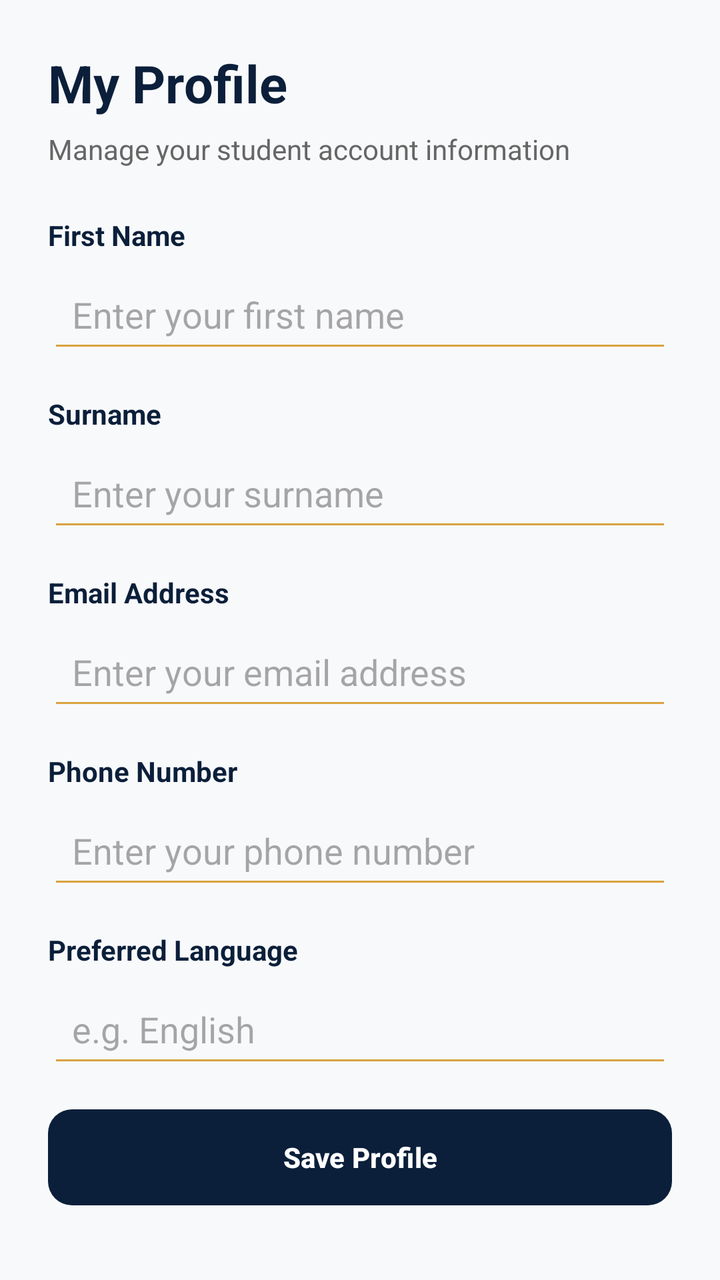
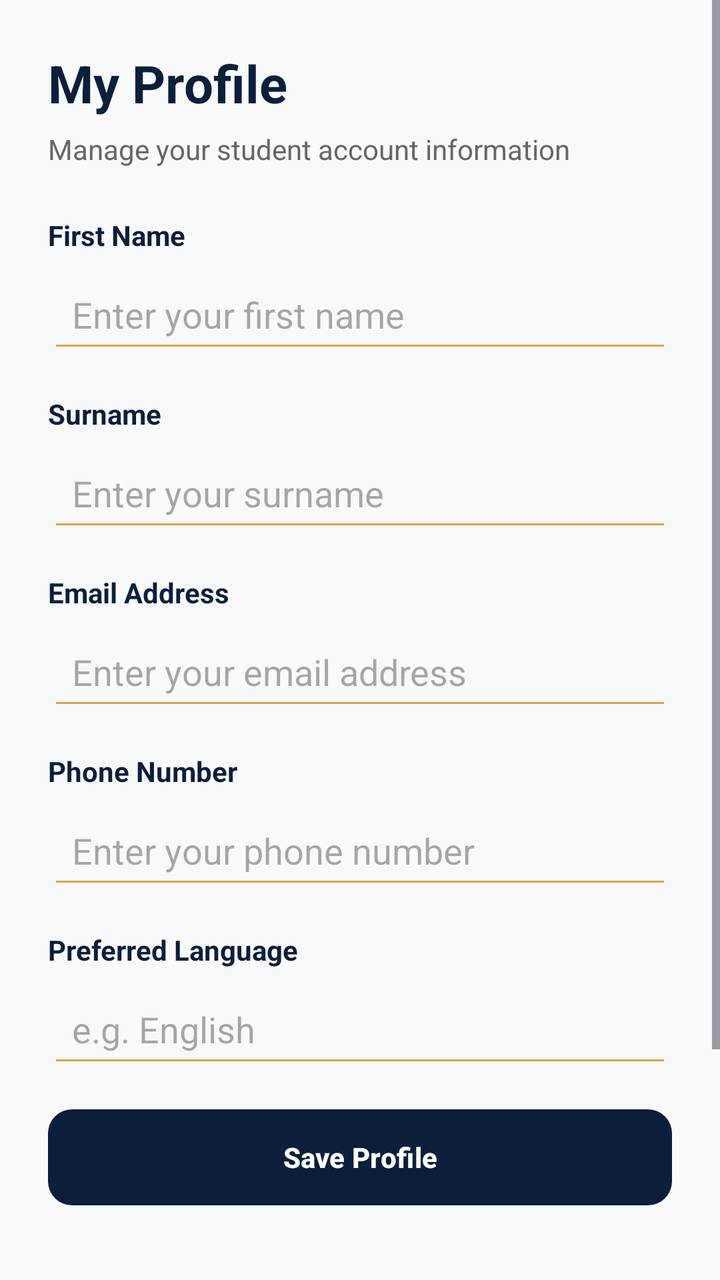

The first picture is an Android layout as it rendered before a commit; the second is the same layout after the commit. The layout source and the unified diff follow.
<!-- AndroidManifest.xml: application theme Theme.ChommieHub -->
<!-- res/layout/fragment_student_profile.xml -->
<?xml version="1.0" encoding="utf-8"?>
<ScrollView xmlns:android="http://schemas.android.com/apk/res/android"
    xmlns:app="http://schemas.android.com/apk/res-auto"
    android:layout_width="match_parent"
    android:layout_height="match_parent"
    android:fillViewport="true"
    android:background="#F8F9FB">

    <LinearLayout
        android:layout_width="match_parent"
        android:layout_height="wrap_content"
        android:orientation="vertical"
        android:padding="24dp">

        <TextView
            android:layout_width="wrap_content"
            android:layout_height="wrap_content"
            android:text="My Profile"
            android:textColor="#0B1F3A"
            android:textSize="26sp"
            android:textStyle="bold"
            android:layout_marginBottom="6dp" />

        <TextView
            android:layout_width="wrap_content"
            android:layout_height="wrap_content"
            android:text="Manage your student account information"
            android:textColor="#666666"
            android:textSize="14sp"
            android:layout_marginBottom="24dp" />

        <ProgressBar
            android:id="@+id/progressProfile"
            android:layout_width="wrap_content"
            android:layout_height="wrap_content"
            android:layout_gravity="center_horizontal"
            android:visibility="gone"
            android:layout_marginTop="30dp"
            android:layout_marginBottom="20dp" />

        <TextView
            android:id="@+id/tvProfileError"
            android:layout_width="match_parent"
            android:layout_height="wrap_content"
            android:textColor="#B00020"
            android:textSize="14sp"
            android:visibility="gone"
            android:layout_marginBottom="12dp" />

        <com.google.android.material.button.MaterialButton
            android:id="@+id/btnProfileRetry"
            android:layout_width="match_parent"
            android:layout_height="wrap_content"
            android:text="Retry"
            android:visibility="gone"
            android:layout_marginBottom="16dp"
            app:backgroundTint="#D9A441" />

        <LinearLayout
            android:id="@+id/profileFormContainer"
            android:layout_width="match_parent"
            android:layout_height="wrap_content"
            android:orientation="vertical">

            <TextView
                android:layout_width="wrap_content"
                android:layout_height="wrap_content"
                android:text="First Name"
                android:textColor="#0B1F3A"
                android:textStyle="bold"
                android:layout_marginBottom="6dp" />

            <EditText
                android:id="@+id/etProfileName"
                android:layout_width="match_parent"
                android:layout_height="wrap_content"
                android:hint="Enter your first name"
                android:inputType="textPersonName"
                android:minHeight="48dp"
                android:padding="12dp"
                android:backgroundTint="#D9A441"
                android:layout_marginBottom="16dp" />

            <TextView
                android:layout_width="wrap_content"
                android:layout_height="wrap_content"
                android:text="Surname"
                android:textColor="#0B1F3A"
                android:textStyle="bold"
                android:layout_marginBottom="6dp" />

            <EditText
                android:id="@+id/etProfileSurname"
                android:layout_width="match_parent"
                android:layout_height="wrap_content"
                android:hint="Enter your surname"
                android:inputType="textPersonName"
                android:minHeight="48dp"
                android:padding="12dp"
                android:backgroundTint="#D9A441"
                android:layout_marginBottom="16dp" />

            <TextView
                android:layout_width="wrap_content"
                android:layout_height="wrap_content"
                android:text="Email Address"
                android:textColor="#0B1F3A"
                android:textStyle="bold"
                android:layout_marginBottom="6dp" />

            <EditText
                android:id="@+id/etProfileEmail"
                android:layout_width="match_parent"
                android:layout_height="wrap_content"
                android:hint="Enter your email address"
                android:inputType="textEmailAddress"
                android:minHeight="48dp"
                android:padding="12dp"
                android:backgroundTint="#D9A441"
                android:layout_marginBottom="16dp" />

            <TextView
                android:layout_width="wrap_content"
                android:layout_height="wrap_content"
                android:text="Phone Number"
                android:textColor="#0B1F3A"
                android:textStyle="bold"
                android:layout_marginBottom="6dp" />

            <EditText
                android:id="@+id/etProfilePhone"
                android:layout_width="match_parent"
                android:layout_height="wrap_content"
                android:hint="Enter your phone number"
                android:inputType="phone"
                android:minHeight="48dp"
                android:padding="12dp"
                android:backgroundTint="#D9A441"
                android:layout_marginBottom="16dp" />

            <TextView
                android:layout_width="wrap_content"
                android:layout_height="wrap_content"
                android:text="Preferred Language"
                android:textColor="#0B1F3A"
                android:textStyle="bold"
                android:layout_marginBottom="6dp" />

            <EditText
                android:id="@+id/etProfileLanguage"
                android:layout_width="match_parent"
                android:layout_height="wrap_content"
                android:hint="e.g. English"
                android:inputType="textCapWords"
                android:minHeight="48dp"
                android:padding="12dp"
                android:backgroundTint="#D9A441"
                android:layout_marginBottom="12dp" />

            <TextView
                android:id="@+id/tvProfileFormError"
                android:layout_width="match_parent"
                android:layout_height="wrap_content"
                android:textColor="#B00020"
                android:textSize="13sp"
                android:visibility="gone"
                android:layout_marginBottom="12dp" />

            <com.google.android.material.button.MaterialButton
                android:id="@+id/btnSaveProfile"
                android:layout_width="match_parent"
                android:layout_height="56dp"
                android:text="Save Profile"
                android:textStyle="bold"
                android:textColor="#FFFFFF"
                app:backgroundTint="#0B1F3A"
                app:cornerRadius="12dp" />

        </LinearLayout>

    </LinearLayout>

</ScrollView>
<!-- resources referenced by this layout -->
<resources>
  <style name="Theme.ChommieHub" parent="Base.Theme.ChommieHub" />
  <style name="Base.Theme.ChommieHub" parent="Theme.Material3.DayNight.NoActionBar">
  
          
          <item name="colorPrimary">@color/chommie_navy</item>
          <item name="colorOnPrimary">@color/white</item>
  
          
          <item name="colorSecondary">@color/chommie_gold</item>
          <item name="colorOnSecondary">@color/chommie_navy</item>
  
          
          <item name="colorSurface">@color/chommie_surface</item>
          <item name="colorOnSurface">@color/chommie_text_primary</item>
  
          
          <item name="android:windowBackground">@color/chommie_background</item>
  
          
          <item name="android:statusBarColor">@color/chommie_navy</item>
          <item name="android:navigationBarColor">@color/chommie_navy</item>
  
      </style>
  <color name="chommie_navy">#0B2343</color>
  <color name="white">#FFFFFF</color>
  <color name="chommie_gold">#F4AA08</color>
  <color name="chommie_surface">#FFFFFF</color>
  <color name="chommie_text_primary">#172033</color>
  <color name="chommie_background">#F7F9FC</color>
</resources>

<!-- the commit's change to res/layout/fragment_student_profile.xml (unified diff, before → after) -->
@@ -176,6 +176,34 @@
                 app:backgroundTint="#0B1F3A"
                 app:cornerRadius="12dp" />
 
+            <TextView
+                android:layout_width="wrap_content"
+                android:layout_height="wrap_content"
+                android:layout_marginTop="28dp"
+                android:layout_marginBottom="6dp"
+                android:text="Resident Services"
+                android:textColor="#0B1F3A"
+                android:textSize="20sp"
+                android:textStyle="bold" />
+
+            <TextView
+                android:layout_width="wrap_content"
+                android:layout_height="wrap_content"
+                android:layout_marginBottom="14dp"
+                android:text="Manage services for your residence"
+                android:textColor="#666666"
+                android:textSize="14sp" />
+
+            <com.google.android.material.button.MaterialButton
+                android:id="@+id/btnMaintenance"
+                android:layout_width="match_parent"
+                android:layout_height="56dp"
+                android:text="Maintenance Requests"
+                android:textColor="#FFFFFF"
+                android:textStyle="bold"
+                app:backgroundTint="#0B1F3A"
+                app:cornerRadius="12dp" />
+
         </LinearLayout>
 
     </LinearLayout>
